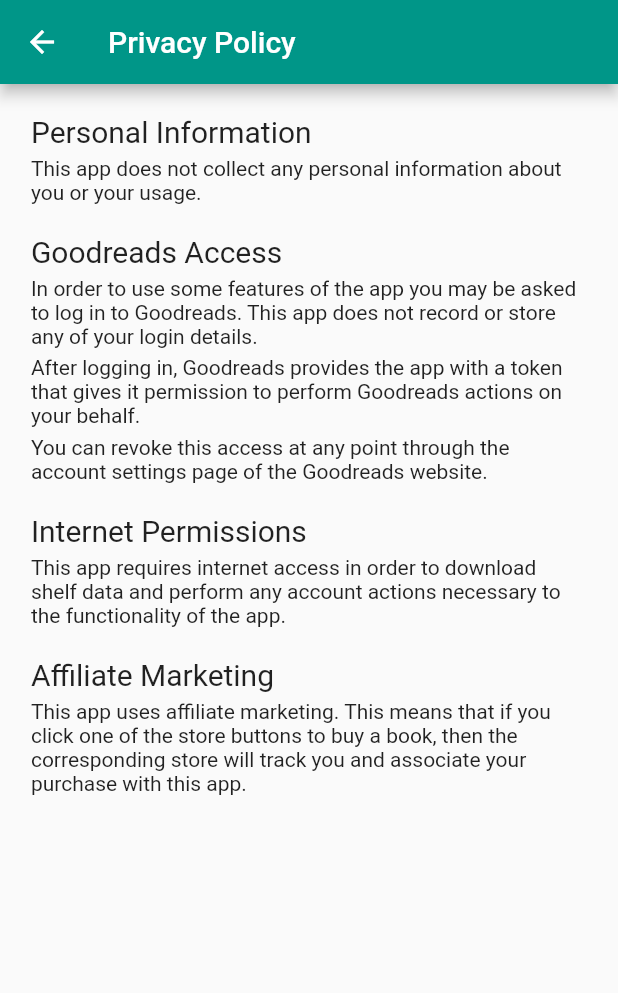
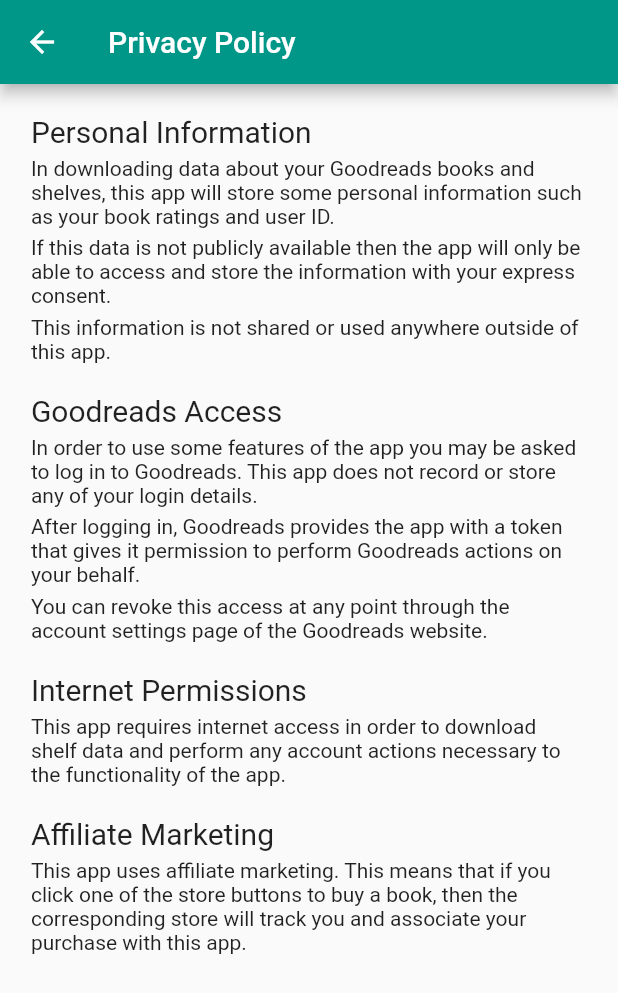
Before and after one commit to FlinnBurgess/goodreads-companion, a Flutter app: the PrivacyPolicyPage screen opened directly, on a phone screen of 412 x 824 dp. Shown: the top 993 px of the screen. Run offline on Flutter 3.47's test engine with Material 2 defaults, Android fonts, the phone set to English and light mode, and no system bars; our stand-ins replace country_code_picker, flutter_rating_bar, flutter_typeahead, pie_chart; missing offline and left inert: oauth1.

Commit message:
Update privacy policy and support me page wording

```diff
--- a/lib/privacy_policy_page.dart
+++ b/lib/privacy_policy_page.dart
@@ -24,7 +24,16 @@ class PrivacyPolicyPage extends StatelessWidget {
                     height: 5,
                   ),
                   Text(
-                      'This app does not collect any personal information about you or your usage.'),
+                      'In downloading data about your Goodreads books and shelves, this app will store some personal information such as your book ratings and user ID.'),
+                  SizedBox(
+                    height: 5,
+                  ),
+                  Text(
+                      'If this data is not publicly available then the app will only be able to access and store the information with your express consent.'),
+                  SizedBox(
+                    height: 5,
+                  ),
+                  Text('This information is not shared or used anywhere outside of this app.'),
                   SizedBox(
                     height: 20,
                   ),
```
Also changed, not shown: lib/support_me_page.dart (+10 -2 lines).
